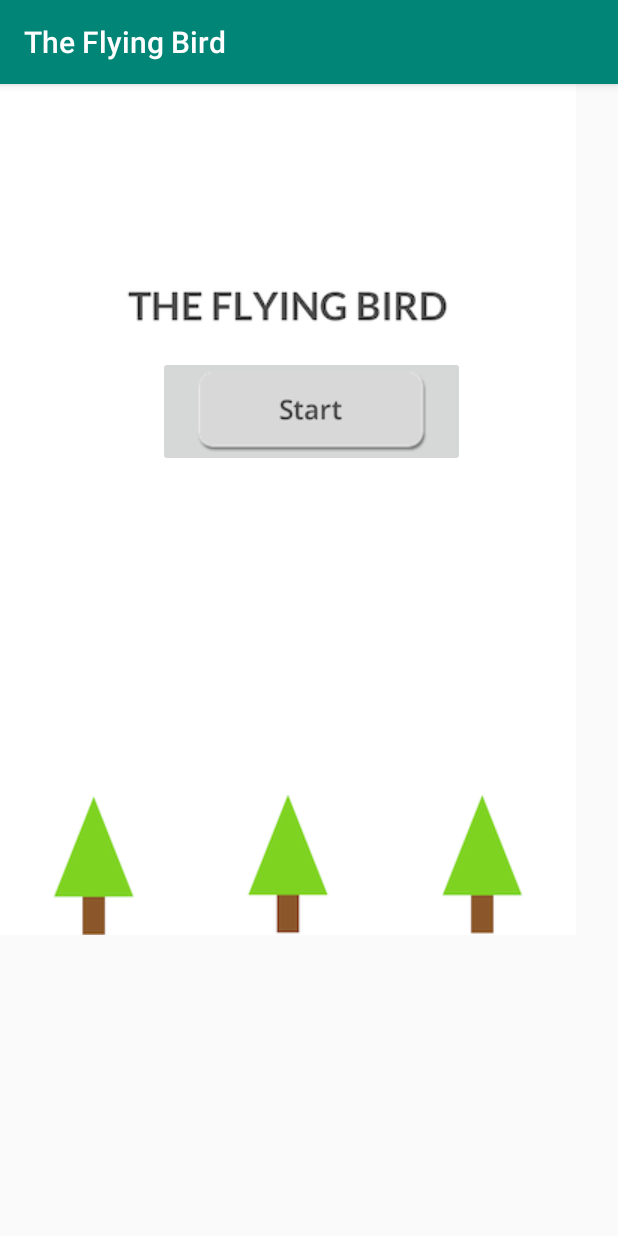
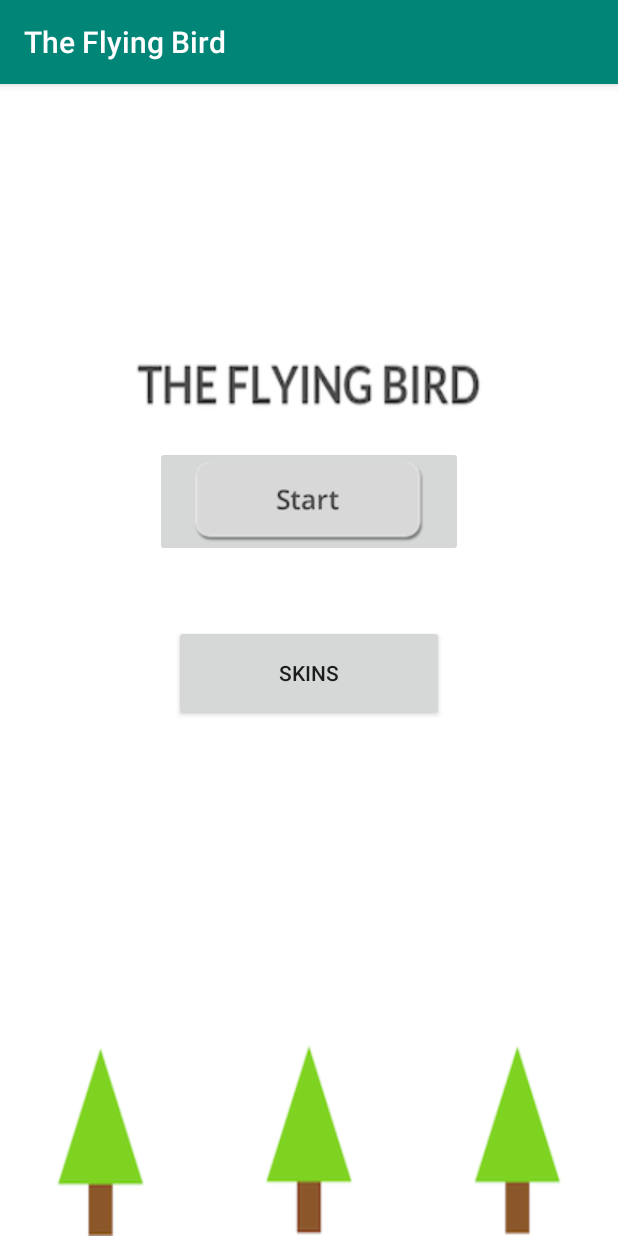
Before and after one commit to pkpratik1998/Flying-Bird, an Android app: the screen it shows after launch (MainActivity), on a phone screen of 412 x 824 dp. Run offline under Robolectric (Android 15) with nearby library versions, the phone set to English and light mode, and no system bars.

Commit message:
added skin

```diff
--- a/app/src/main/java/com/example/pratik/theflyingbird/MainActivity.java
+++ b/app/src/main/java/com/example/pratik/theflyingbird/MainActivity.java
@@ -1,10 +1,12 @@
 package com.example.pratik.theflyingbird;
 
 import android.annotation.SuppressLint;
+import android.content.Intent;
 import android.os.Bundle;
 import android.os.Handler;
 import android.support.v7.app.AppCompatActivity;
 import android.view.View;
+import android.widget.Button;
 import android.widget.ImageButton;
 
 import java.util.Timer;
@@ -15,8 +17,8 @@ public class MainActivity extends AppCompatActivity {
     public GameView gameView;
     private Handler handler = new Handler();
     private final static long TIMER_INTERVAL = 30;
-    ImageButton stbtn;
-
+    public ImageButton stbtn;
+    public Button skinbtn;
     @SuppressLint("WrongViewCast")
     @Override
     protected void onCreate(Bundle savedInstanceState) {
@@ -45,6 +47,15 @@ public class MainActivity extends AppCompatActivity {
             }
         });
 
+        skinbtn=(Button)findViewById(R.id.skinbtn);
+        skinbtn.setOnClickListener(new View.OnClickListener() {
+            @Override
+            public void onClick(View view) {
+                Intent i=new Intent(getApplicationContext(),SkinActivity.class);
+                startActivity(i);
+            }
+        });
+
     }
 
     public void onBackPressed(){
--- a/app/src/main/java/com/example/pratik/theflyingbird/SecondActivity.java
+++ b/app/src/main/java/com/example/pratik/theflyingbird/SecondActivity.java
@@ -1,6 +1,5 @@
 package com.example.pratik.theflyingbird;
 
-import android.app.AlertDialog;
 import android.content.Intent;
 import android.support.v7.app.AppCompatActivity;
 import android.os.Bundle;
@@ -8,7 +7,7 @@ import android.view.View;
 import android.widget.ImageButton;
 import android.widget.TextView;
 
-import static java.security.AccessController.getContext;
+
 
 public class SecondActivity extends AppCompatActivity {
 
--- a/app/src/main/res/layout/activity_main.xml
+++ b/app/src/main/res/layout/activity_main.xml
@@ -14,8 +14,8 @@
         tools:ignore="MissingConstraints">
 
         <ImageView
-            android:layout_width="wrap_content"
-            android:layout_height="wrap_content"
+            android:layout_width="match_parent"
+            android:layout_height="match_parent"
             android:background="@drawable/start" />
 
         <ImageButton
@@ -27,13 +27,29 @@
             android:layout_alignParentTop="true"
             android:layout_alignParentEnd="true"
             android:layout_alignParentRight="true"
-            android:layout_marginStart="105dp"
-            android:layout_marginLeft="105dp"
-            android:layout_marginTop="181dp"
-            android:layout_marginEnd="102dp"
-            android:layout_marginRight="102dp"
+            android:layout_marginStart="103dp"
+            android:layout_marginLeft="103dp"
+            android:layout_marginTop="241dp"
+            android:layout_marginEnd="103dp"
+            android:layout_marginRight="103dp"
             android:layout_marginBottom="0dp"
             android:src="@drawable/start_btn" />
+
+        <Button
+            android:id="@+id/skinbtn"
+            android:layout_width="179dp"
+            android:layout_height="64dp"
+            android:layout_below="@+id/stbtn"
+            android:layout_alignParentStart="true"
+            android:layout_alignParentLeft="true"
+            android:layout_alignParentEnd="true"
+            android:layout_alignParentRight="true"
+            android:layout_marginStart="116dp"
+            android:layout_marginLeft="116dp"
+            android:layout_marginTop="45dp"
+            android:layout_marginEnd="116dp"
+            android:layout_marginRight="116dp"
+            android:text="Skins" />
 
     </RelativeLayout>
 
--- a/app/src/main/res/values/styles.xml
+++ b/app/src/main/res/values/styles.xml
@@ -7,5 +7,8 @@
         <item name="colorPrimaryDark">@color/colorPrimaryDark</item>
         <item name="colorAccent">@color/colorAccent</item>
     </style>
-
+    <style name="AppTheme.PopMe">
+        <item name="android:windowIsTranslucent">true</item>
+        <item name="android:windowCloseOnTouchOutside">true</item>
+    </style>
 </resources>
--- a/build.gradle
+++ b/build.gradle
@@ -7,7 +7,7 @@ buildscript {
         jcenter()
     }
     dependencies {
-        classpath 'com.android.tools.build:gradle:3.3.2'
+        classpath 'com.android.tools.build:gradle:4.0.1'
 
 
         // NOTE: Do not place your application dependencies here; they belong
```
Also changed, not shown: app/src/main/AndroidManifest.xml (+9 -1 lines), app/src/main/java/com/example/pratik/theflyingbird/GameView.java (+19 -7 lines), app/src/main/java/com/example/pratik/theflyingbird/SkinActivity.java (added, +56 -0 lines), app/src/main/res/drawable/pop_bg.xml (added, +13 -0 lines), app/src/main/res/layout/activity_skin.xml (added, +49 -0 lines), app/src/main/res/drawable-v24/frame1.png (added), app/src/main/res/drawable-v24/frame2.png (added), app/src/main/res/drawable-v24/skin_frame.png (added), gradle/wrapper/gradle-wrapper.properties.
